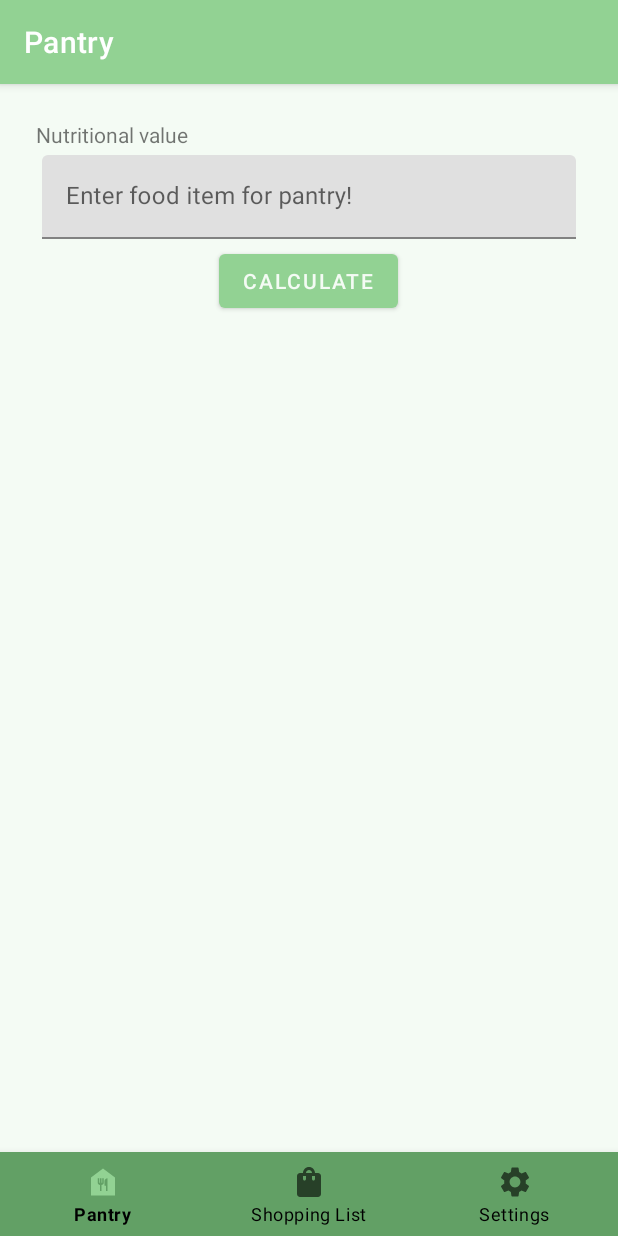
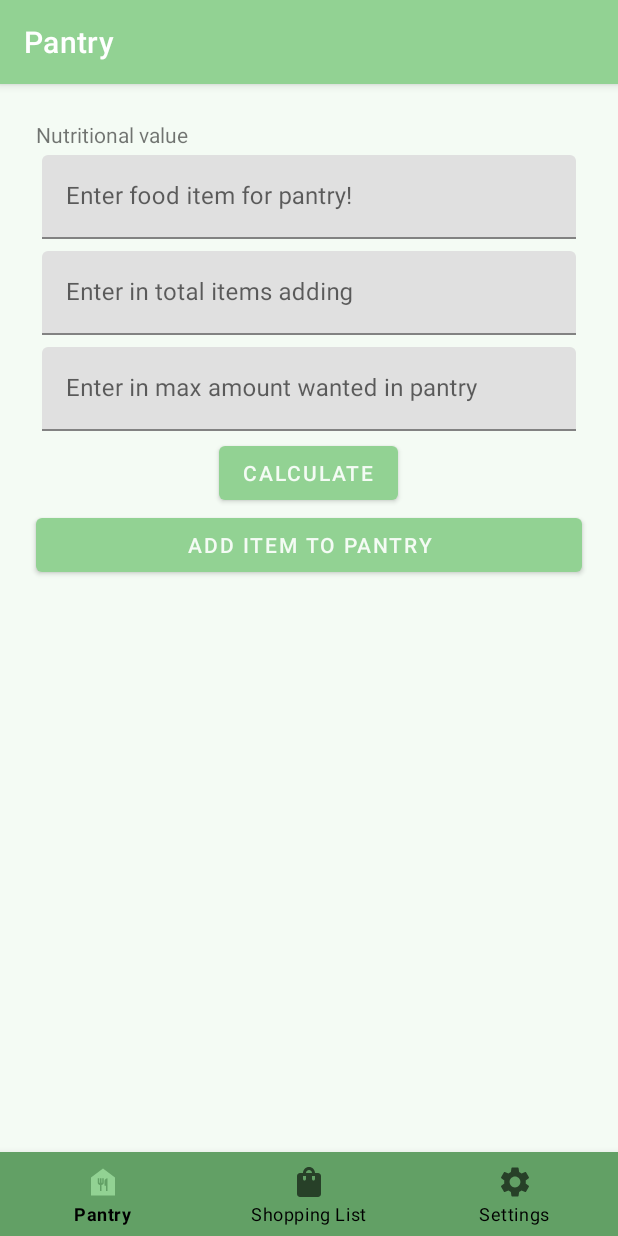
Before and after one commit to SeanAres/CS639Team1Project2021, an Android app: the screen it shows after launch (MainActivity), on a phone screen of 412 x 824 dp. Run offline under Robolectric (Android 15) with nearby library versions, the phone set to English and light mode, and no system bars; our stand-ins replace navigation-ui.

Commit message:
added recyclerview to pantry

```diff
--- a/HealthyShopper/app/build.gradle
+++ b/HealthyShopper/app/build.gradle
@@ -41,6 +41,7 @@ dependencies {
     implementation 'androidx.recyclerview:recyclerview:1.2.1'
     implementation 'androidx.cardview:cardview:1.0.0'
     implementation 'org.jetbrains:annotations:15.0'
+    implementation 'org.jetbrains:annotations:15.0'
     testImplementation 'junit:junit:4.+'
     androidTestImplementation 'androidx.test.ext:junit:1.1.3'
     androidTestImplementation 'androidx.test.espresso:espresso-core:3.4.0'
--- a/HealthyShopper/app/src/main/java/pace/cs639/healthyshopper/PantryAdapter.java
+++ b/HealthyShopper/app/src/main/java/pace/cs639/healthyshopper/PantryAdapter.java
@@ -1,4 +1,55 @@
 package pace.cs639.healthyshopper;
 
-public class PantryAdapter {
+import android.view.LayoutInflater;
+import android.view.View;
+import android.view.ViewGroup;
+import android.widget.TextView;
+
+import androidx.annotation.NonNull;
+import androidx.recyclerview.widget.RecyclerView;
+
+import java.util.ArrayList;
+
+public class PantryAdapter extends RecyclerView.Adapter<PantryAdapter.MyViewHolder> {
+    private ArrayList<Pantry_Item> pantryList;
+    public PantryAdapter(ArrayList<Pantry_Item> pantryList){
+        this.pantryList = pantryList;
+
+    }
+    @NonNull
+    @org.jetbrains.annotations.NotNull
+    @Override
+    public MyViewHolder onCreateViewHolder(@NonNull @org.jetbrains.annotations.NotNull ViewGroup parent, int viewType) {
+        View itemView = LayoutInflater.from(parent.getContext()).inflate(R.layout.pantry_item, parent, false);
+        return new MyViewHolder(itemView);
+    }
+
+    @Override
+    public void onBindViewHolder(@NonNull @org.jetbrains.annotations.NotNull PantryAdapter.MyViewHolder holder, int position) {
+        String name = pantryList.get(position).getName();
+        holder.nameView.setText(name);
+        String total = String.valueOf(pantryList.get(position).getTotal());
+        String max = String.valueOf(pantryList.get(position).getMax());
+        holder.outOfView.setText(total+"/"+ max);
+        String nutrition = pantryList.get(position).getNutrition();
+        holder.nutritionView.setText(nutrition);
+
+    }
+
+    @Override
+    public int getItemCount() {
+        return pantryList.size();
+    }
+
+    public class MyViewHolder extends RecyclerView.ViewHolder{
+        private TextView nameView, outOfView, nutritionView;
+
+        public MyViewHolder(@NonNull @org.jetbrains.annotations.NotNull View itemView) {
+            super(itemView);
+            nameView = itemView.findViewById(R.id.food_label_tv);
+            outOfView = itemView.findViewById(R.id.pantry_count_tv);
+            nutritionView= itemView.findViewById(R.id.food_tv);
+
+        }
+    }
 }
--- a/HealthyShopper/app/src/main/java/pace/cs639/healthyshopper/pantry.java
+++ b/HealthyShopper/app/src/main/java/pace/cs639/healthyshopper/pantry.java
@@ -15,6 +15,8 @@ import android.widget.TextView;
 
 import androidx.annotation.NonNull;
 import androidx.fragment.app.Fragment;
+import androidx.recyclerview.widget.DefaultItemAnimator;
+import androidx.recyclerview.widget.LinearLayoutManager;
 import androidx.recyclerview.widget.RecyclerView;
 
 import com.google.android.material.button.MaterialButton;
@@ -41,9 +43,13 @@ public class pantry extends Fragment {
     private TextInputEditText nutrientsEditText;
     private TextView mNutrientsText;
     private MaterialButton calculateButton;
-    private String s1[], s2[];
-    private ArrayList<Integer> images= new ArrayList<Integer>();
-    private RecyclerView recyclerView;
+    private MaterialButton addButton;
+    private TextInputEditText totalEditText;
+    private TextInputEditText maxEditText;
+    private RecyclerView pantryRecyclerView;
+    private static ArrayList<Pantry_Item> pantryList;
+    private TextInputEditText maxInput;
+    private TextInputEditText totalInput;
 
 
     // TODO: Rename and change types of parameters
@@ -75,10 +81,17 @@ public class pantry extends Fragment {
     @Override
     public void onCreate(Bundle savedInstanceState) {
         super.onCreate(savedInstanceState);
+        pantryList = new ArrayList<>();
         if (getArguments() != null) {
             mParam1 = getArguments().getString(ARG_PARAM1);
             mParam2 = getArguments().getString(ARG_PARAM2);
         }
+    }
+    private void setAdapter(PantryAdapter adapter) {
+        RecyclerView.LayoutManager layoutManager = new LinearLayoutManager(this.getContext());
+        pantryRecyclerView.setLayoutManager(layoutManager);
+        pantryRecyclerView.setItemAnimator(new DefaultItemAnimator());
+        pantryRecyclerView.setAdapter(adapter);
     }
 
     @Override
@@ -88,16 +101,15 @@ public class pantry extends Fragment {
         View view = inflater.inflate(R.layout.fragment_pantry, container, false);
         mNutrientsText = (TextView)view.findViewById(R.id.nutrientText);
         nutrientsEditText = (TextInputEditText)view.findViewById(R.id.nutrients);
+        totalEditText = (TextInputEditText)view.findViewById(R.id.totalEditText);
+        maxEditText = (TextInputEditText)view.findViewById(R.id.maxEditText);
         final String TAG = "Pantry";
         calculateButton = view.findViewById(R.id.calculate_btn);
-        images.add(R.drawable.ic_baseline_fastfood_24);
-        images.add(R.drawable.ic_baseline_emoji_food_beverage_24);
-        s1 =getResources().getStringArray(R.array.food_array);
-        s2 = getResources().getStringArray(R.array.food_description);
-        List<String> s1List = Arrays.asList(s1);
-        List<String> s2List = Arrays.asList(s2);
-        recyclerView = view.findViewById(R.id.recyclerView);
-        // Set an error if the password is less than 8 characters.
+        addButton = view.findViewById(R.id.add_button);
+
+        pantryRecyclerView =  (RecyclerView)view.findViewById(R.id.pantryRecyclerView);
+        PantryAdapter adapter = new PantryAdapter(pantryList);
+        setAdapter(adapter);
         calculateButton.setOnClickListener(new View.OnClickListener() {
             @Override
             public void onClick(View view) {
@@ -129,20 +141,36 @@ public class pantry extends Fragment {
                 }
                 else {
                     if (queryString.length() == 0) {
-
                         mNutrientsText.setText(R.string.no_search_term);
                     } else {
-
                         mNutrientsText.setText(R.string.no_network);
                     }
                 }
-
-
-
-
             }
         });
+        addButton.setOnClickListener(new View.OnClickListener() {
 
+            @Override
+            public void onClick(View view) {
+                String food_details = mNutrientsText.getText().toString();
+                String [] detail_list = food_details.split("\n",2);
+                String foodname = String.valueOf(detail_list[0]);
+
+                try {
+                    String nutrition = String.valueOf(detail_list[1]);
+                    int max = Integer.parseInt(maxEditText.getText().toString().trim());
+                    int total = Integer.parseInt(totalEditText.getText().toString().trim());
+                    Log.i("Food name", foodname);
+                    Log.i("Nutrition",nutrition);
+                    pantryList.add(new Pantry_Item(foodname, nutrition,max, total));
+                    adapter.notifyItemInserted(pantryList.size() - 1);
+                }
+                catch(Exception e){
+                    Log.i(TAG, "failed to load card");
+                    mNutrientsText.setText("Must calculate first!");
+                }
+            }
+        });
 
         return view;
     }
--- a/HealthyShopper/app/src/main/res/layout/fragment_pantry.xml
+++ b/HealthyShopper/app/src/main/res/layout/fragment_pantry.xml
@@ -9,7 +9,7 @@
     android:paddingTop="16dp">
 
     <androidx.recyclerview.widget.RecyclerView
-        android:id = "@+id/recyclerView"
+        android:id = "@+id/pantryRecyclerView"
         android:layout_width="match_parent"
         android:layout_height="match_parent" />
 
@@ -32,6 +32,32 @@
             android:inputType="text"
             android:maxLines="1" />
     </com.google.android.material.textfield.TextInputLayout>
+    <com.google.android.material.textfield.TextInputLayout
+        android:layout_width="match_parent"
+        android:layout_height="wrap_content"
+        android:layout_margin="4dp"
+        android:hint="Enter in total items adding">
+
+        <com.google.android.material.textfield.TextInputEditText
+            android:id = "@+id/totalEditText"
+            android:layout_width="match_parent"
+            android:layout_height="wrap_content"
+            android:inputType="text"
+            android:maxLines="1" />
+    </com.google.android.material.textfield.TextInputLayout>
+    <com.google.android.material.textfield.TextInputLayout
+        android:layout_width="match_parent"
+        android:layout_height="wrap_content"
+        android:layout_margin="4dp"
+        android:hint="Enter in max amount wanted in pantry">
+
+        <com.google.android.material.textfield.TextInputEditText
+            android:id = "@+id/maxEditText"
+            android:layout_width="match_parent"
+            android:layout_height="wrap_content"
+            android:inputType="text"
+            android:maxLines="1" />
+    </com.google.android.material.textfield.TextInputLayout>
 
 
     <com.google.android.material.button.MaterialButton
@@ -42,5 +68,11 @@
         android:layout_height="wrap_content"
         android:text="@string/calculate_btn" />
 
+    <Button
+        android:id="@+id/add_button"
+        android:layout_width="match_parent"
+        android:layout_height="wrap_content"
+        android:text="Add Item to Pantry" />
+
 
 </LinearLayout>
--- a/HealthyShopper/app/src/main/res/values/strings.xml
+++ b/HealthyShopper/app/src/main/res/values/strings.xml
@@ -11,6 +11,11 @@
     <string name="loading">Loading....</string>
     <string name="no_search_term">No Search Term Entered!</string>
     <string name="no_network">No Network, check connection!</string>
+    <string name="minus_string">-</string>
+    <string name="plus_string">+</string>
+    <string name="label_txt">Apple</string>
+    <string name="pantry_count">0/5</string>
+    <string name="food_txt">Cal: 5, Prt: 5, Fat: 5, Carb: 5</string>
     <string-array name="food_array">
         <item>Food 1</item>
         <item>Food 2</item>
```
Also changed, not shown: HealthyShopper/app/src/main/java/pace/cs639/healthyshopper/FetchNutrients.java (+24 -8 lines), HealthyShopper/app/src/main/java/pace/cs639/healthyshopper/Pantry_Item.java (added, +53 -0 lines), HealthyShopper/app/src/main/res/layout/pantry_item.xml (added, +94 -0 lines).
